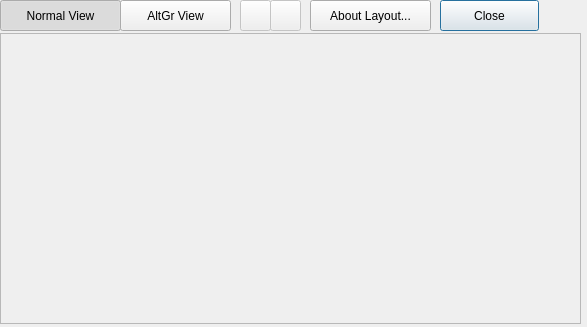
The window that src/frontend/LayoutViewer.ui (OpenBangla/OpenBangla-Keyboard) describes before a commit, drawn with Qt 5.
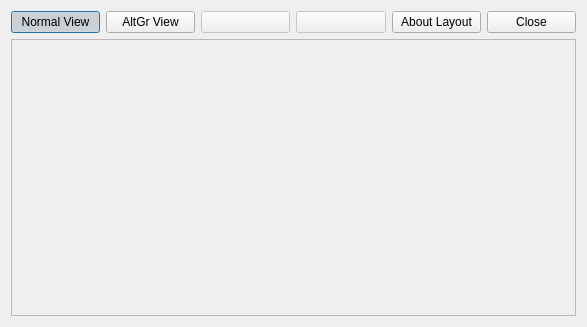
The same window after the commit. Icons and pictures are not drawn.

Commit message: Code formatted, Fixed layout

Patch:
```diff
--- a/src/frontend/LayoutViewer.ui
+++ b/src/frontend/LayoutViewer.ui
@@ -13,47 +13,52 @@
   <property name="windowTitle">
    <string>Dialog</string>
   </property>
-  <widget class="QLabel" name="labelImage">
-   <property name="geometry">
-    <rect>
-     <x>0</x>
-     <y>33</y>
-     <width>581</width>
-     <height>291</height>
-    </rect>
-   </property>
-   <property name="frameShape">
-    <enum>QFrame::StyledPanel</enum>
-   </property>
-   <property name="text">
-    <string/>
-   </property>
-  </widget>
-  <widget class="QPushButton" name="buttonClose">
-   <property name="geometry">
-    <rect>
-     <x>440</x>
-     <y>0</y>
-     <width>99</width>
-     <height>31</height>
-    </rect>
-   </property>
+  <layout class="QGridLayout" name="gridLayout">
+   <item row="0" column="0">
+    <widget class="QPushButton" name="viewNormal">
+     <property name="text">
+      <string>Normal View</string>
+     </property>
+     <property name="icon">
+      <iconset resource="images.qrc">
+       <normaloff>:/images/keyboard_layout.png</normaloff>:/images/keyboard_layout.png</iconset>
+     </property>
+     <property name="checkable">
+      <bool>true</bool>
+     </property>
+     <property name="checked">
+      <bool>true</bool>
+     </property>
+     <property name="autoExclusive">
+      <bool>true</bool>
+     </property>
+    </widget>
+   </item>
+   <item row="0" column="1">
+    <widget class="QPushButton" name="viewAltGr">
    <property name="text">
-    <string>Close</string>
-   </property>
-  </widget>
+      <string>AltGr View</string>
+     </property>
+     <property name="icon">
+      <iconset resource="images.qrc">
+       <normaloff>:/images/keyboard_layout.png</normaloff>:/images/keyboard_layout.png</iconset>
+     </property>
+     <property name="checkable">
+      <bool>true</bool>
+     </property>
+     <property name="checked">
+      <bool>false</bool>
+     </property>
+     <property name="autoExclusive">
+      <bool>true</bool>
+     </property>
+    </widget>
+   </item>
+   <item row="0" column="2">
   <widget class="QPushButton" name="buttomZoomIn">
    <property name="enabled">
     <bool>false</bool>
    </property>
-   <property name="geometry">
-    <rect>
-     <x>240</x>
-     <y>0</y>
-     <width>31</width>
-     <height>31</height>
-    </rect>
-   </property>
    <property name="text">
     <string/>
    </property>
@@ -62,18 +67,12 @@
      <normaloff>:/images/zoom-in.png</normaloff>:/images/zoom-in.png</iconset>
    </property>
   </widget>
+   </item>
+   <item row="0" column="3">
   <widget class="QPushButton" name="buttonZoomOut">
    <property name="enabled">
     <bool>false</bool>
    </property>
-   <property name="geometry">
-    <rect>
-     <x>270</x>
-     <y>0</y>
-     <width>31</width>
-     <height>31</height>
-    </rect>
-   </property>
    <property name="text">
     <string/>
    </property>
@@ -82,71 +81,32 @@
      <normaloff>:/images/zoom-out.png</normaloff>:/images/zoom-out.png</iconset>
    </property>
   </widget>
+   </item>
+   <item row="0" column="4">
   <widget class="QPushButton" name="buttonAboutLayout">
-   <property name="geometry">
-    <rect>
-     <x>310</x>
-     <y>0</y>
-     <width>121</width>
-     <height>31</height>
-    </rect>
-   </property>
    <property name="text">
-    <string>About Layout...</string>
-   </property>
-  </widget>
-  <widget class="QPushButton" name="viewNormal">
-   <property name="geometry">
-    <rect>
-     <x>0</x>
-     <y>0</y>
-     <width>121</width>
-     <height>31</height>
-    </rect>
-   </property>
+      <string>About Layout</string>
+     </property>
+    </widget>
+   </item>
+   <item row="0" column="5">
+    <widget class="QPushButton" name="buttonClose">
    <property name="text">
-    <string>Normal View</string>
-   </property>
-   <property name="icon">
-    <iconset resource="images.qrc">
-     <normaloff>:/images/keyboard_layout.png</normaloff>:/images/keyboard_layout.png</iconset>
-   </property>
-   <property name="checkable">
-    <bool>true</bool>
-   </property>
-   <property name="checked">
-    <bool>true</bool>
-   </property>
-   <property name="autoExclusive">
-    <bool>true</bool>
-   </property>
-  </widget>
-  <widget class="QPushButton" name="viewAltGr">
-   <property name="geometry">
-    <rect>
-     <x>120</x>
-     <y>0</y>
-     <width>111</width>
-     <height>31</height>
-    </rect>
+      <string>Close</string>
+     </property>
+    </widget>
+   </item>
+   <item row="1" column="0" colspan="6">
+    <widget class="QLabel" name="labelImage">
+     <property name="frameShape">
+      <enum>QFrame::StyledPanel</enum>
    </property>
    <property name="text">
-    <string>AltGr View</string>
-   </property>
-   <property name="icon">
-    <iconset resource="images.qrc">
-     <normaloff>:/images/keyboard_layout.png</normaloff>:/images/keyboard_layout.png</iconset>
-   </property>
-   <property name="checkable">
-    <bool>true</bool>
-   </property>
-   <property name="checked">
-    <bool>false</bool>
-   </property>
-   <property name="autoExclusive">
-    <bool>true</bool>
-   </property>
-  </widget>
+      <string/>
+     </property>
+    </widget>
+   </item>
+  </layout>
  </widget>
  <resources>
   <include location="images.qrc"/>
```
Lines whose indentation alone changed are shown as unchanged. The commit also changes 81 other files.
